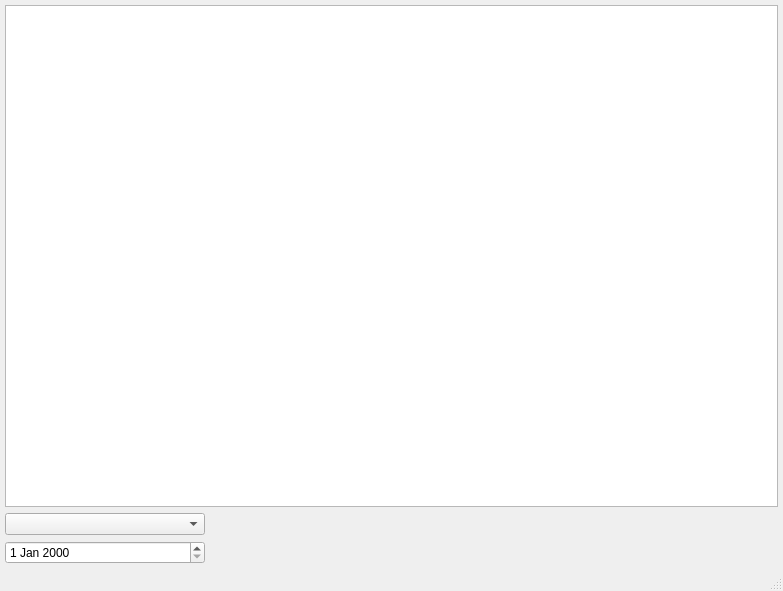
The window that YY_01/source/mainwindow.ui (codebysandwich/PyQt5_Learning) describes before a commit, drawn with Qt 5.
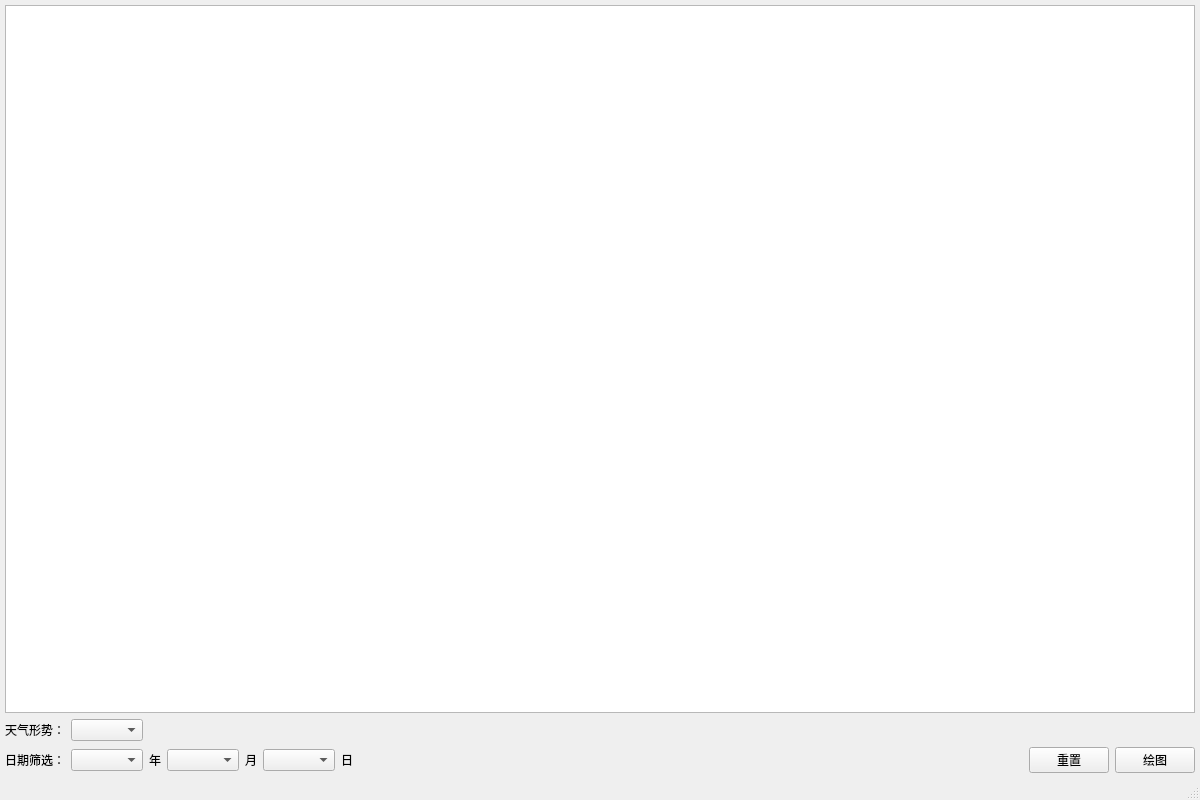
The same window after the commit.

```diff
--- a/YY_01/source/mainwindow.ui
+++ b/YY_01/source/mainwindow.ui
@@ -6,8 +6,8 @@
    <rect>
     <x>0</x>
     <y>0</y>
-    <width>783</width>
-    <height>591</height>
+    <width>1200</width>
+    <height>800</height>
    </rect>
   </property>
   <property name="windowTitle">
@@ -27,34 +27,54 @@
     <property name="bottomMargin">
      <number>5</number>
     </property>
+    <item>
+     <widget class="QTableView" name="tableView"/>
+    </item>
     <item>
      <layout class="QVBoxLayout" name="verticalLayout">
-      <item>
-       <widget class="QTableView" name="tableView"/>
-      </item>
       <item>
        <layout class="QGridLayout" name="gridLayout_2">
-        <item row="1" column="0">
-         <widget class="QDateEdit" name="dateEdit">
-          <property name="minimumSize">
-           <size>
-            <width>120</width>
-            <height>0</height>
-           </size>
+        <item row="1" column="4">
+         <widget class="QComboBox" name="cmb_month"/>
+        </item>
+        <item row="1" column="10">
+         <widget class="QPushButton" name="button_draw">
+          <property name="text">
+           <string>绘图</string>
           </property>
          </widget>
         </item>
         <item row="0" column="0">
-         <widget class="QComboBox" name="comboBox">
-          <property name="minimumSize">
-           <size>
-            <width>200</width>
-            <height>0</height>
-           </size>
+         <widget class="QLabel" name="label">
+          <property name="text">
+           <string>天气形势：</string>
           </property>
          </widget>
         </item>
+        <item row="1" column="1">
+         <widget class="QComboBox" name="cmb_year"/>
+        </item>
+        <item row="1" column="0">
+         <widget class="QLabel" name="label_3">
+          <property name="text">
+           <string>日期筛选：</string>
+          </property>
+         </widget>
+        </item>
+        <item row="1" column="6">
+         <widget class="QComboBox" name="cmb_day"/>
+        </item>
         <item row="0" column="1">
+         <widget class="QComboBox" name="cmb_type">
+          <property name="minimumSize">
+           <size>
+            <width>0</width>
+            <height>0</height>
+           </size>
+          </property>
+         </widget>
+        </item>
+        <item row="0" column="8">
          <spacer name="horizontalSpacer">
           <property name="orientation">
            <enum>Qt::Horizontal</enum>
@@ -67,6 +87,47 @@
           </property>
          </spacer>
         </item>
+        <item row="1" column="3">
+         <widget class="QLabel" name="label_2">
+          <property name="text">
+           <string>年</string>
+          </property>
+         </widget>
+        </item>
+        <item row="1" column="5">
+         <widget class="QLabel" name="label_4">
+          <property name="text">
+           <string>月</string>
+          </property>
+         </widget>
+        </item>
+        <item row="1" column="8">
+         <spacer name="horizontalSpacer_2">
+          <property name="orientation">
+           <enum>Qt::Horizontal</enum>
+          </property>
+          <property name="sizeHint" stdset="0">
+           <size>
+            <width>40</width>
+            <height>20</height>
+           </size>
+          </property>
+         </spacer>
+        </item>
+        <item row="1" column="7">
+         <widget class="QLabel" name="label_5">
+          <property name="text">
+           <string>日</string>
+          </property>
+         </widget>
+        </item>
+        <item row="1" column="9">
+         <widget class="QPushButton" name="button_reset">
+          <property name="text">
+           <string>重置</string>
+          </property>
+         </widget>
+        </item>
        </layout>
       </item>
      </layout>
```
Left out of the diff: 2 changed lines with no effect on the pictures.
